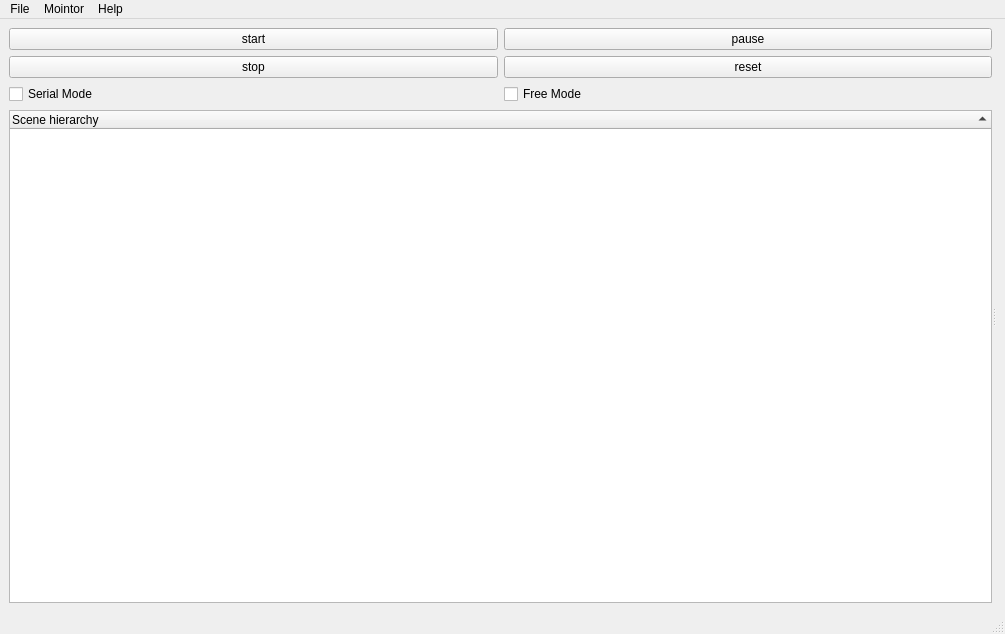
Above: core/mainwindow.ui from kmolLin/Pyquino before the change. Below: the same form after it.
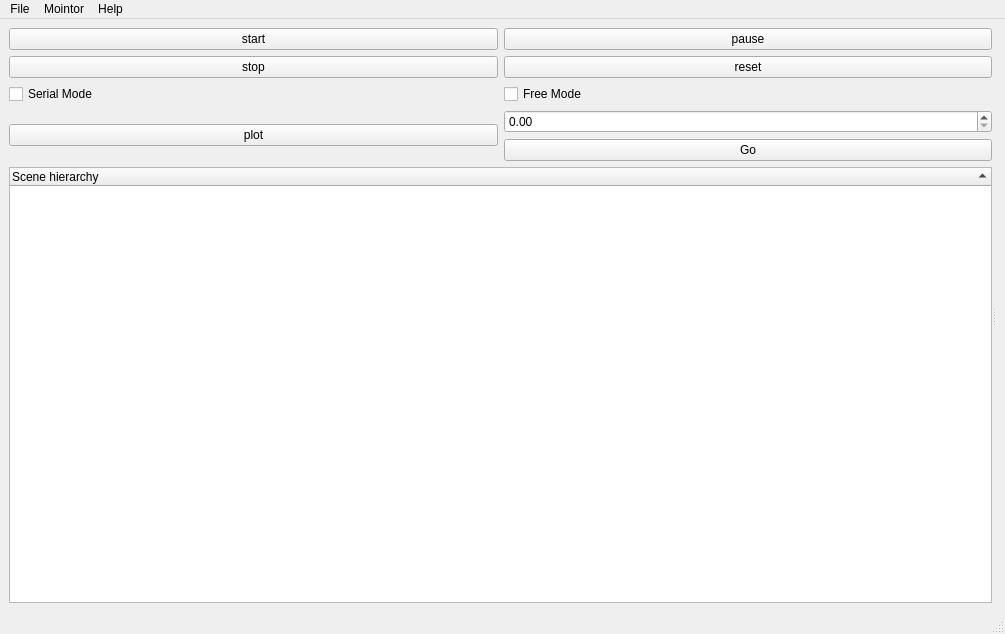
That is the form after the change. Icons and pictures are not drawn.

The edit to the form file:
```diff
--- a/core/mainwindow.ui
+++ b/core/mainwindow.ui
@@ -91,6 +91,31 @@
                </property>
               </widget>
              </item>
+             <item row="3" column="1">
+              <layout class="QVBoxLayout" name="verticalLayout">
+               <item>
+                <widget class="QDoubleSpinBox" name="Target">
+                 <property name="maximum">
+                  <double>360.000000000000000</double>
+                 </property>
+                </widget>
+               </item>
+               <item>
+                <widget class="QPushButton" name="go">
+                 <property name="text">
+                  <string>Go</string>
+                 </property>
+                </widget>
+               </item>
+              </layout>
+             </item>
+             <item row="3" column="0">
+              <widget class="QPushButton" name="plot">
+               <property name="text">
+                <string>plot</string>
+               </property>
+              </widget>
+             </item>
             </layout>
            </item>
            <item>
```
Left out of the diff: 34 changed lines with no effect on the pictures.
